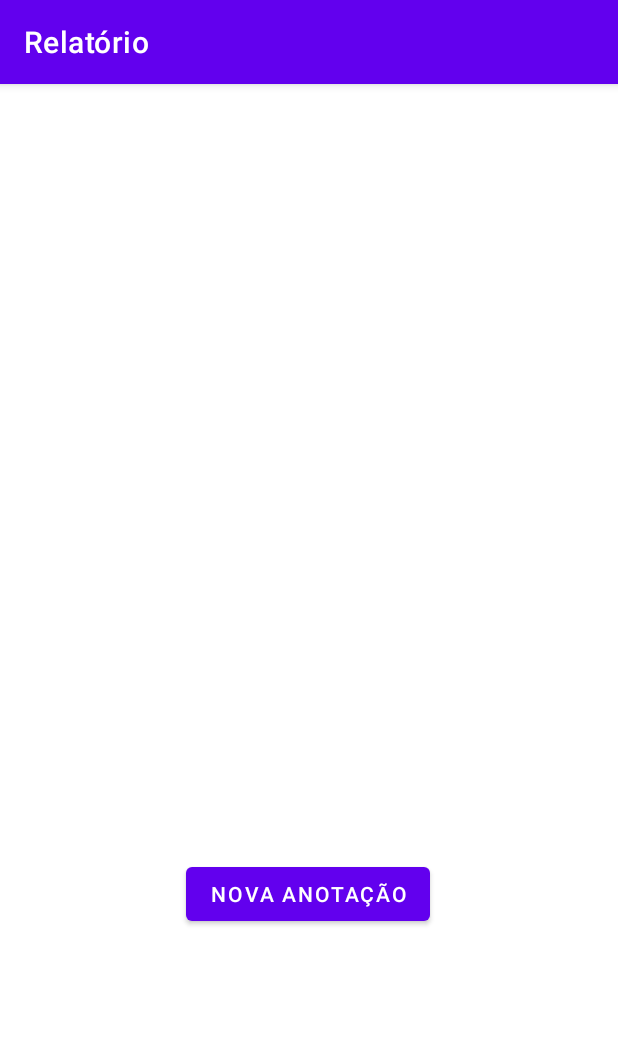
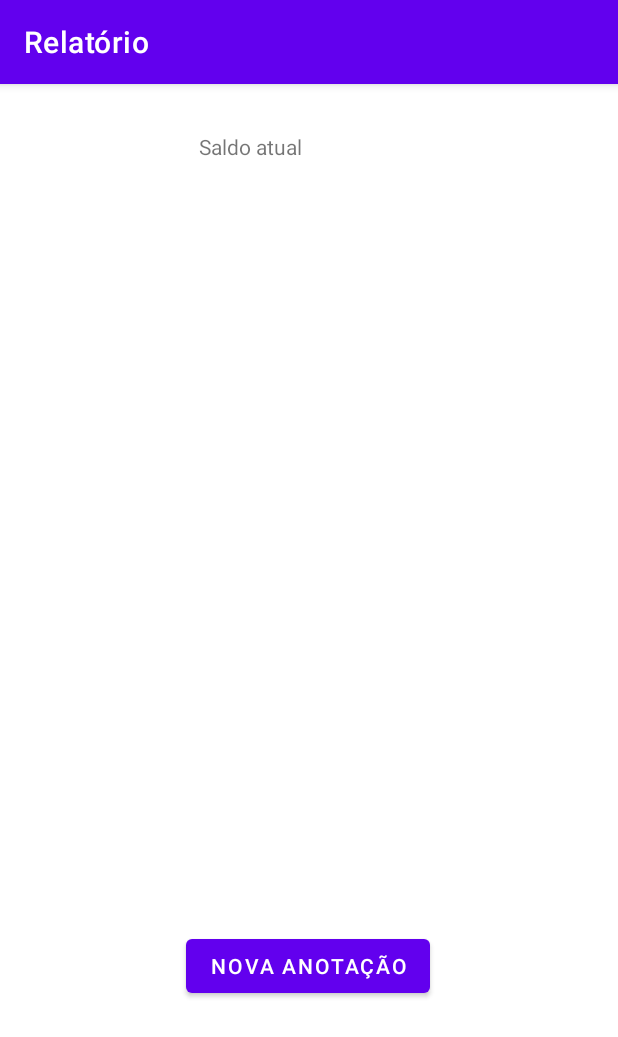
Before and after one commit to GabrielFontouraGriebler/App_Traiding, an Android app: the screen it shows after launch (Relatorio), on a phone screen of 412 x 824 dp. Shown: the top 1037 px of the screen. Run offline under Robolectric (Android 15) with nearby library versions, the phone set to English and light mode, and no system bars.

Commit message:
caixa texto de saldo no relatorio

```diff
--- a/app/src/main/java/com/example/app/AdapterListaAnotacao.java
+++ b/app/src/main/java/com/example/app/AdapterListaAnotacao.java
@@ -46,12 +46,16 @@ public class AdapterListaAnotacao extends BaseAdapter {
 
         TextView textViewDataAnotacao = (TextView) v.findViewById(R.id.textViewDataAnotacao);
         TextView textViewSaldoPosOp = (TextView) v.findViewById(R.id.textViewSaldoPosOp);
+
+
         TextView textViewLucroPrejuizo = (TextView) v.findViewById(R.id.textViewLucroPrejuizo);
 
         textViewDataAnotacao.setText(String.valueOf(this.AnotacaoList.get(posicao).getData()));
         textViewSaldoPosOp.setText(String.valueOf(this.AnotacaoList.get(posicao).getSaldoPosOp()));
         textViewLucroPrejuizo.setText(String.valueOf(this.AnotacaoList.get(posicao).getLucroPrejuizo()));
 
+
+
         return v;
     }
 }
--- a/app/src/main/java/com/example/app/Anotacao.java
+++ b/app/src/main/java/com/example/app/Anotacao.java
@@ -7,6 +7,7 @@ import android.os.Bundle;
 import android.view.View;
 import android.widget.Button;
 import android.widget.EditText;
+import android.widget.ListView;
 import android.widget.TextView;
 import android.widget.Toast;
 
@@ -14,9 +15,10 @@ public class Anotacao extends AppCompatActivity {
 
 
     private EditText editTextData;
-    private EditText editTextSaldoPosOP;
+    public EditText editTextSaldoPosOP;
     private EditText editTextObservacao;
     private TextView textViewLucroPrejuizo;
+
 
 
     private Button buttonSalvarAnotacao;
@@ -44,6 +46,7 @@ public class Anotacao extends AppCompatActivity {
         buttonCalculaLucroPrejuizo.setOnClickListener(new View.OnClickListener() {
             @Override
             public void onClick(View v) {
+
                 textViewLucroPrejuizo.setText(editTextSaldoPosOP.getText().toString());
             }
         });
@@ -70,6 +73,7 @@ public class Anotacao extends AppCompatActivity {
 
                         Toast.makeText(Anotacao.this, "Anotação salva com sucesso", Toast.LENGTH_LONG).show();
                         Intent intent = new Intent(Anotacao.this, Relatorio.class);
+                        intent.putExtra("Saldo", editTextSaldoPosOP.getText().toString());
                         startActivity(intent);
 
                     }else{
--- a/app/src/main/java/com/example/app/Relatorio.java
+++ b/app/src/main/java/com/example/app/Relatorio.java
@@ -10,6 +10,7 @@ import android.view.View;
 import android.widget.AdapterView;
 import android.widget.Button;
 import android.widget.ListView;
+import android.widget.TextView;
 import android.widget.Toast;
 
 import java.util.List;
@@ -22,11 +23,22 @@ public class Relatorio extends AppCompatActivity {
     private List<AnotacaoDiario> anotacaoList;
     private AdapterListaAnotacao adapterListaAnotacao;
 
+    public TextView textViewSaldoAtual;
+
+
+
 
     @Override
     protected void onCreate(Bundle savedInstanceState) {
         super.onCreate(savedInstanceState);
         setContentView(R.layout.activity_relatorio);
+
+
+        textViewSaldoAtual = (TextView) findViewById(R.id.textViewSaldoAtual);
+        String valor = getIntent().getStringExtra("Saldo");
+        textViewSaldoAtual.setText(valor);
+
+
 
         ConexaoSQLiteDiario conexaoSQLiteDiario = ConexaoSQLiteDiario.getInstancia(this);
 
@@ -120,7 +132,11 @@ public class Relatorio extends AppCompatActivity {
             }
         });
 
+
+
+
     }
 
 
+
 }
--- a/app/src/main/res/layout/activity_relatorio.xml
+++ b/app/src/main/res/layout/activity_relatorio.xml
@@ -12,7 +12,7 @@
         android:id="@+id/buttonAnotacao"
         android:layout_width="wrap_content"
         android:layout_height="wrap_content"
-        android:layout_marginTop="20dp"
+        android:layout_marginTop="32dp"
         android:layout_weight="1"
         android:text="Nova Anotação"
         app:layout_constraintEnd_toEndOf="parent"
@@ -25,12 +25,33 @@
         android:layout_width="400dp"
         android:layout_height="400dp"
         android:layout_marginStart="8dp"
-        android:layout_marginTop="96dp"
+        android:layout_marginTop="132dp"
         android:layout_marginEnd="8dp"
         android:layout_weight="1"
         app:layout_constraintEnd_toEndOf="parent"
-        app:layout_constraintHorizontal_bias="0.6"
+        app:layout_constraintHorizontal_bias="1.0"
         app:layout_constraintStart_toStartOf="parent"
+        app:layout_constraintTop_toTopOf="parent" />
+
+    <TextView
+        android:id="@+id/textViewSaldo"
+        android:layout_width="wrap_content"
+        android:layout_height="wrap_content"
+        android:layout_marginTop="32dp"
+        android:text="Saldo atual"
+        app:layout_constraintEnd_toEndOf="parent"
+        app:layout_constraintHorizontal_bias="0.387"
+        app:layout_constraintStart_toStartOf="parent"
+        app:layout_constraintTop_toTopOf="parent" />
+
+    <TextView
+        android:id="@+id/textViewSaldoAtual"
+        android:layout_width="wrap_content"
+        android:layout_height="wrap_content"
+        android:layout_marginTop="32dp"
+        app:layout_constraintEnd_toEndOf="parent"
+        app:layout_constraintHorizontal_bias="0.0"
+        app:layout_constraintStart_toEndOf="@+id/textViewSaldo"
         app:layout_constraintTop_toTopOf="parent" />
 
 
```
